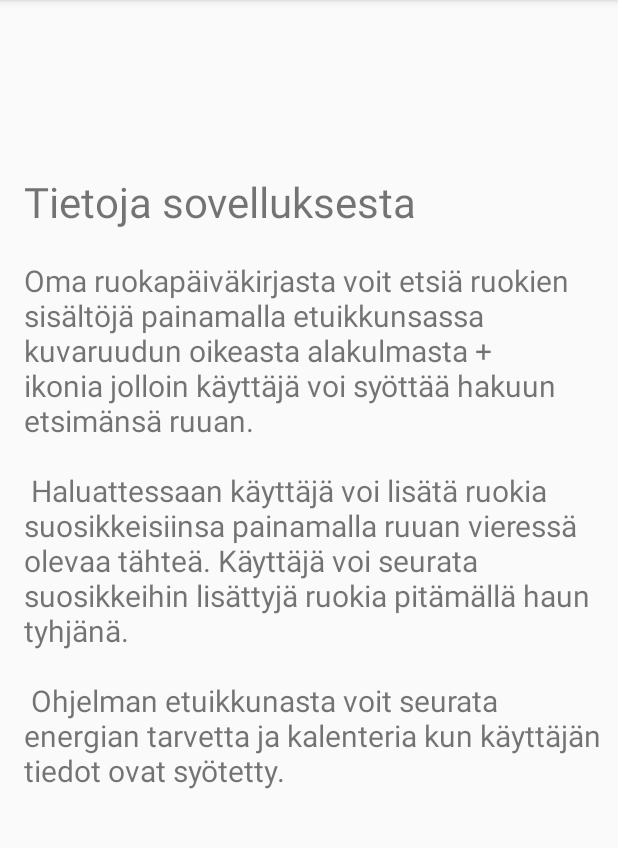
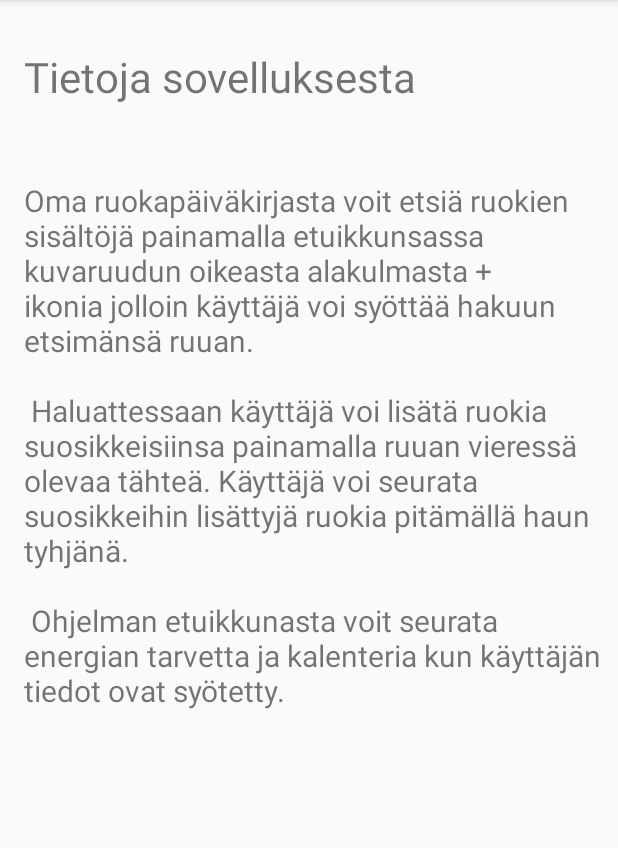
Before and after one commit to velderp/OmaRuokis, an Android app: the InfoActivity screen opened directly, with no data from a screen before it, on a phone screen of 412 x 824 dp, the part 84-932 px from its top. Run offline under Robolectric (Android 15) with nearby library versions, the phone set to English and light mode, and no system bars; network calls fail.

Commit message:
Added activity_info

```diff
--- a/app/src/main/res/layout/activity_info.xml
+++ b/app/src/main/res/layout/activity_info.xml
@@ -8,10 +8,11 @@
 
     <TextView
         android:id="@+id/infoTextView"
-        android:layout_width="336dp"
-        android:layout_height="50dp"
+        android:layout_width="0dp"
+        android:layout_height="0dp"
         android:layout_marginStart="16dp"
-        android:layout_marginEnd="354dp"
+        android:layout_marginTop="32dp"
+        android:layout_marginEnd="16dp"
         android:layout_marginBottom="8dp"
         android:text="@string/action_info"
         android:textSize="28sp"
@@ -25,7 +26,7 @@
     <TextView
         android:id="@+id/textView2"
         android:layout_width="0dp"
-        android:layout_height="379dp"
+        android:layout_height="0dp"
         android:layout_marginStart="16dp"
         android:layout_marginTop="120dp"
         android:layout_marginEnd="8dp"
```
Also changed, not shown: app/src/main/java/com/example/omaruokis/utilities/BodyCalc.java (+33 -0 lines).
